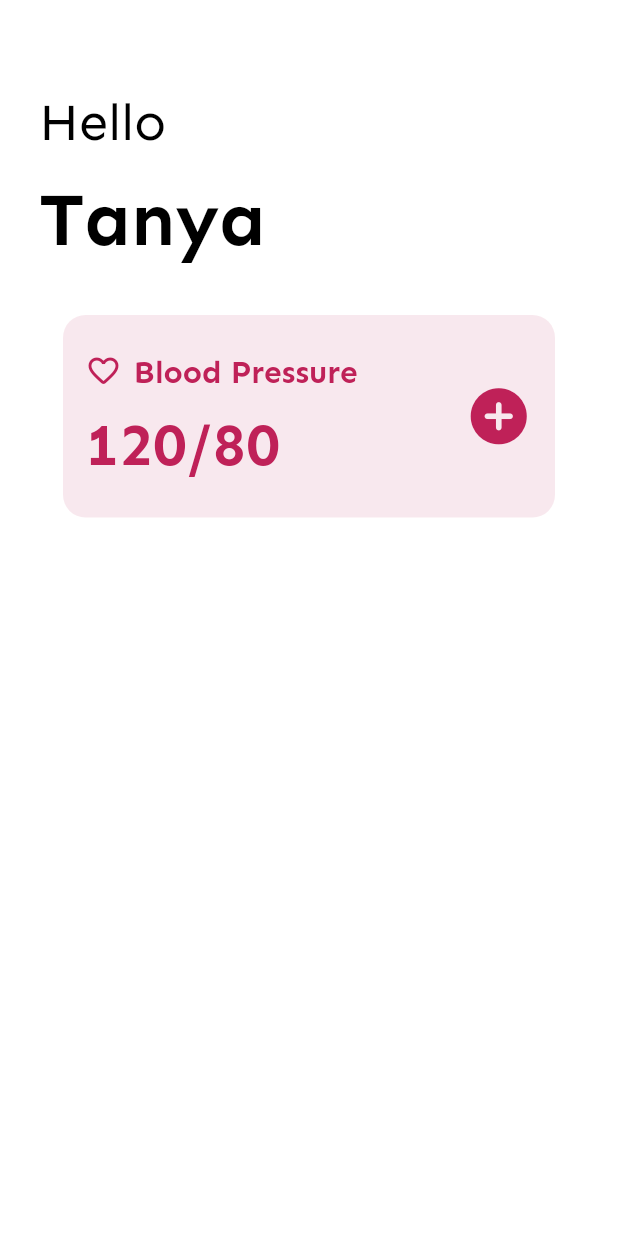
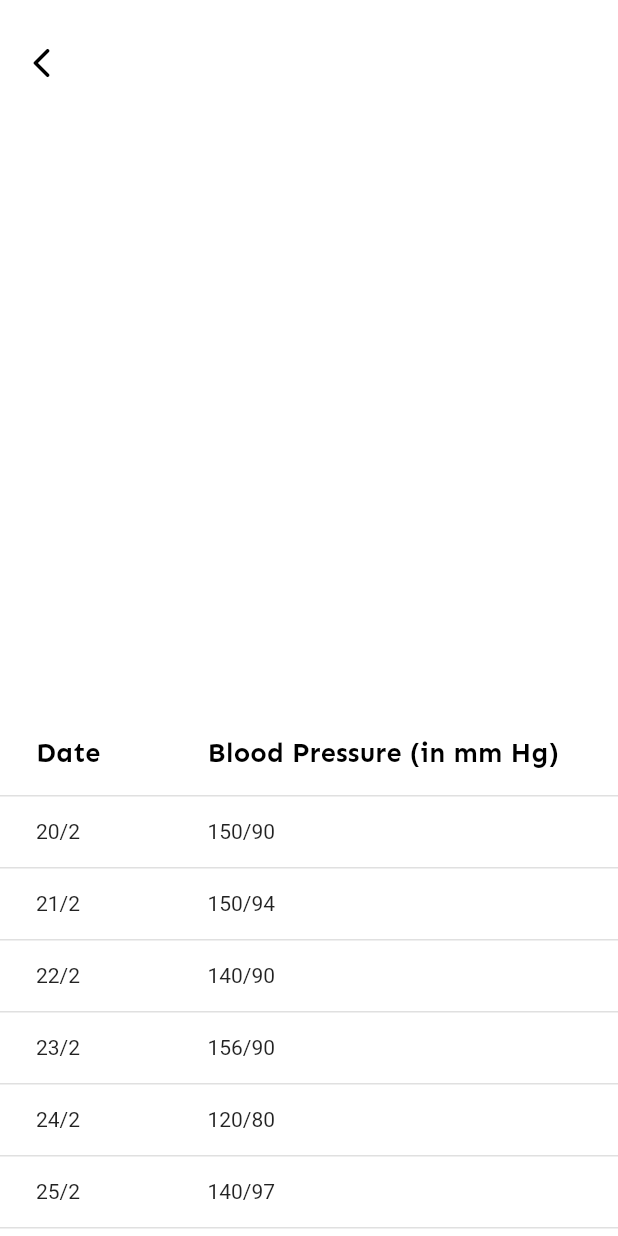
Before and after one commit to greeshmakannegolla/health_tracker, a Flutter app: the TrackerListingScreen screen opened directly, after a tap on "Blood Pressure", on a phone screen of 412 x 824 dp. Run offline on Flutter 3.47's test engine with Material 2 defaults, Android fonts, the light colour scheme and no system bars.

Commit message:
Data table inserted

```diff
--- a/health_tracker/lib/helpers/style_constants.dart
+++ b/health_tracker/lib/helpers/style_constants.dart
@@ -14,3 +14,17 @@ const kSubText = TextStyle(
   color: ColorConstants.kTextPrimaryColor,
   fontSize: 21,
 );
+
+const kSubHeader = TextStyle(
+  fontFamily: "Sen",
+  fontWeight: FontWeight.w600,
+  color: ColorConstants.kTextPrimaryColor,
+  fontSize: 18,
+);
+
+const kData = TextStyle(
+  fontFamily: "Sen",
+  fontWeight: FontWeight.w400,
+  color: ColorConstants.kTextPrimaryColor,
+  fontSize: 16,
+);
--- a/health_tracker/lib/reusable_widgets/health_tracker_card.dart
+++ b/health_tracker/lib/reusable_widgets/health_tracker_card.dart
@@ -1,6 +1,7 @@
 import 'package:flutter/material.dart';
 import 'package:health_tracker/helpers/color_constants.dart';
 import 'package:health_tracker/helpers/style_constants.dart';
+import 'package:health_tracker/screens/tracker_detail_screen.dart';
 
 class HealthTrackerCard extends StatefulWidget {
   const HealthTrackerCard({Key? key}) : super(key: key);
@@ -12,7 +13,15 @@ class HealthTrackerCard extends StatefulWidget {
 class _HealthTrackerCardState extends State<HealthTrackerCard> {
   @override
   Widget build(BuildContext context) {
-    return Card(
+    return InkWell(
+      onTap: () {
+        //TODO: redirect to detail screen
+        Navigator.push(
+            context,
+            MaterialPageRoute(
+                builder: (context) => const TrackerDetailScreen()));
+      },
+      child: Card(
         color: ColorConstants.kBloodPressureColor.withOpacity(0.1),
         shape: RoundedRectangleBorder(
           borderRadius: BorderRadius.circular(15.0),
@@ -57,7 +66,7 @@ class _HealthTrackerCardState extends State<HealthTrackerCard> {
                 onTap: () {}, //TODO: Open form to add data
                 child: const Icon(
                   Icons.add_circle_rounded,
-                size: 45,
+                  size: 50,
                   color: ColorConstants
                       .kBloodPressureColor, //TODO:Get from prev screen
                 ),
@@ -65,6 +74,7 @@ class _HealthTrackerCardState extends State<HealthTrackerCard> {
             ],
           ),
         ),
+      ),
     );
   }
 }
--- /dev/null
+++ b/health_tracker/lib/screens/tracker_detail_screen.dart
@@ -0,0 +1,97 @@
+import 'package:flutter/material.dart';
+import 'package:health_tracker/helpers/color_constants.dart';
+import 'package:health_tracker/helpers/style_constants.dart';
+
+class TrackerDetailScreen extends StatefulWidget {
+  const TrackerDetailScreen({Key? key}) : super(key: key);
+
+  @override
+  _TrackerDetailScreenState createState() => _TrackerDetailScreenState();
+}
+
+class _TrackerDetailScreenState extends State<TrackerDetailScreen> {
+  final List<Map> _books = [
+    {'date': '20/2', 'bp': '150/90'},
+    {'date': "21/2", 'bp': '150/94'},
+    {'date': "22/2", 'bp': '140/90'},
+    {'date': "23/2", 'bp': '156/90'},
+    {'date': "24/2", 'bp': '120/80'},
+    {'date': "25/2", 'bp': '140/97'},
+    {'date': "26/2", 'bp': '120/90'},
+    {'date': "27/2", 'bp': '150/80'},
+  ];
+  @override
+  Widget build(BuildContext context) {
+    return SafeArea(
+      child: Scaffold(
+          backgroundColor: ColorConstants.kAppBackgroundColor,
+          body: Column(
+            crossAxisAlignment: CrossAxisAlignment.start,
+            children: [
+              InkWell(
+                onTap: () {
+                  Navigator.pop(context);
+                },
+                child: const Padding(
+                  padding: EdgeInsets.symmetric(horizontal: 16, vertical: 30),
+                  child: Icon(
+                    Icons.arrow_back_ios_rounded,
+                    color: ColorConstants.kTextPrimaryColor,
+                  ),
+                ),
+              ),
+              const SizedBox(
+                height: 360, //TODO: Show graph
+              ),
+              const SizedBox(
+                height: 30,
+              ),
+              Expanded(
+                child: ListView(
+                  shrinkWrap: true,
+                  physics: const ClampingScrollPhysics(),
+                  children: [_createDataTable()],
+                ),
+              )
+            ],
+          )),
+    );
+  }
+
+  DataTable _createDataTable() {
+    return DataTable(columns: _createColumns(), rows: _createRows());
+  }
+
+  List<DataColumn> _createColumns() {
+    return const [
+      DataColumn(
+          label: Text(
+        'Date',
+        style: kSubHeader,
+      )),
+      DataColumn(
+          label: Expanded(
+        child: Text(
+          'Blood Pressure (in mm Hg)',
+          style: kSubHeader,
+        ),
+      )),
+    ]; //TODO: Sort function can be implemented here
+  }
+
+  List<DataRow> _createRows() {
+    return _books
+        .map((book) => DataRow(cells: [
+              DataCell(Text(
+                book['date'],
+              )),
+              DataCell(
+                Text(
+                  book['bp'],
+                ),
+                // showEditIcon: true
+              ),
+            ]))
+        .toList();
+  }
+}
--- a/health_tracker/lib/screens/tracker_listing_screen.dart
+++ b/health_tracker/lib/screens/tracker_listing_screen.dart
@@ -33,7 +33,7 @@ class _TrackerListingScreenState extends State<TrackerListingScreen> {
                   ),
                   Text(kName, style: kHeader.copyWith(fontSize: 50)),
                   const SizedBox(
-                    height: 20,
+                    height: 50,
                   ),
                   ListView.builder(
                     shrinkWrap: true,
```
Lines whose indentation alone changed are shown as unchanged.
